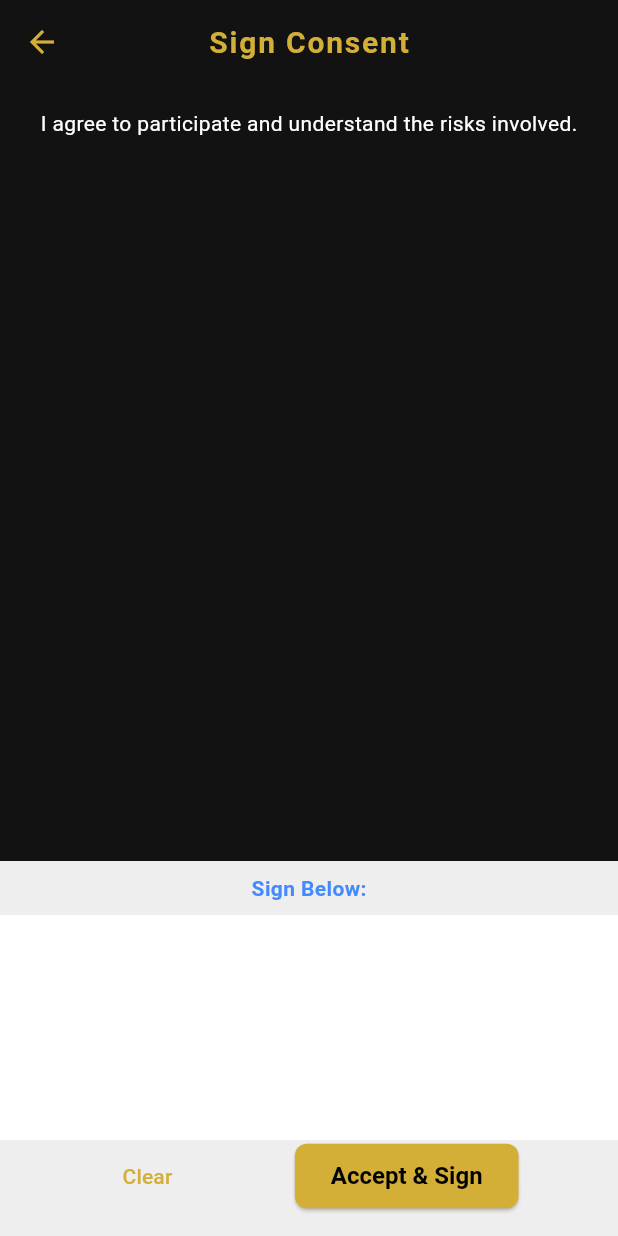
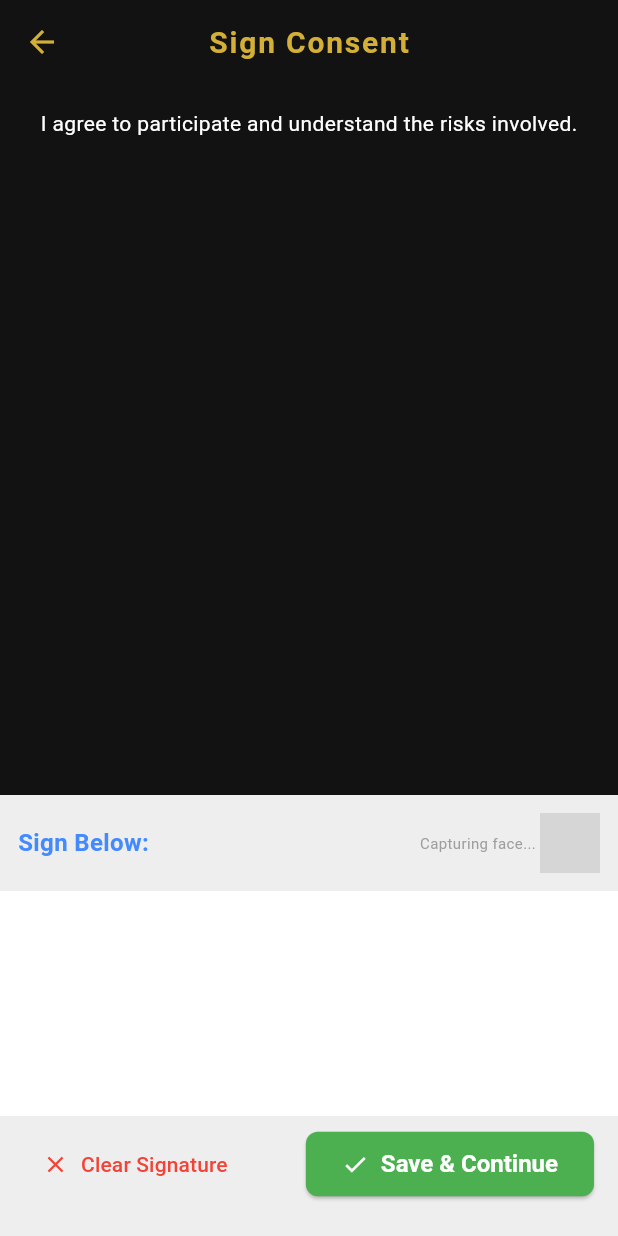
Before and after one commit to travishamersley/flutter_member_tracker, a Flutter app: the MemberForm widget shown alone on an empty page, opened directly with empty values, scrolled down 362 dp, after a tap on "Sign Consent Document", on a phone screen of 412 x 824 dp. Run offline on Flutter 3.47's test engine with Material 3 defaults, Android fonts, the phone set to English and light mode, and no system bars; drawn by our look-alikes of camera, signature; our stand-ins replace file_picker, local_auth, share_plus, shared_preferences; missing offline and left inert: excel; accounts and stored records are empty; grey boxes are pictures that could not be loaded.

Commit message:
improve screen layout to adapt to UI bars etc

```diff
--- a/lib/screens/consent_screen.dart
+++ b/lib/screens/consent_screen.dart
@@ -105,20 +105,8 @@ class _ConsentScreenState extends State<ConsentScreen> {
   Widget build(BuildContext context) {
     return Scaffold(
       appBar: AppBar(title: const Text("Sign Consent")),
-      body: Stack(
-        children: [
-          // Hidden camera
-          if (_cameraController != null && _cameraController!.value.isInitialized)
-            Positioned(
-              top: -1000,
-              child: SizedBox(
-                width: 10,
-                height: 10,
-                child: CameraPreview(_cameraController!),
-              ),
-            ),
-
-          Column(
+      body: SafeArea(
+        child: Column(
           children: [
           Expanded(
             child: SingleChildScrollView(
@@ -133,29 +121,61 @@ class _ConsentScreenState extends State<ConsentScreen> {
             color: Colors.grey.shade200,
             child: Column(
               children: [
-                    const Padding(
-                      padding: EdgeInsets.all(8.0),
-                      child: Text("Sign Below:", style: TextStyle(fontWeight: FontWeight.bold, color: Colors.blueAccent)),
+                Padding(
+                  padding: const EdgeInsets.all(12.0),
+                  child: Row(
+                    mainAxisAlignment: MainAxisAlignment.spaceBetween,
+                    children: [
+                      const Text(
+                        "Sign Below:",
+                        style: TextStyle(fontWeight: FontWeight.bold, fontSize: 16, color: Colors.blueAccent),
+                      ),
+                      if (_cameraController != null && _cameraController!.value.isInitialized)
+                        Row(
+                          children: [
+                            const Text("Capturing face... ", style: TextStyle(fontSize: 10, color: Colors.grey)),
+                            ClipRRect(
+                              borderRadius: BorderRadius.circular(4),
+                              child: SizedBox(
+                                width: 40,
+                                height: 40,
+                                child: CameraPreview(_cameraController!),
+                              ),
+                            ),
+                          ],
+                        ),
+                    ],
+                  ),
                 ),
                 Signature(
                   controller: _signatureController,
                   height: 150,
                   backgroundColor: Colors.white,
                 ),
-                    Row(
-                      mainAxisAlignment: MainAxisAlignment.spaceEvenly,
+                Padding(
+                  padding: const EdgeInsets.symmetric(horizontal: 16.0, vertical: 8.0),
+                  child: Row(
+                    mainAxisAlignment: MainAxisAlignment.spaceBetween,
                     children: [
-                        TextButton(
+                      TextButton.icon(
+                        icon: const Icon(Icons.clear, color: Colors.red),
+                        label: const Text("Clear Signature", style: TextStyle(color: Colors.red)),
                         onPressed: () => _signatureController.clear(),
-                          child: const Text("Clear"),
                       ),
-                        ElevatedButton(
+                      ElevatedButton.icon(
+                        style: ElevatedButton.styleFrom(
+                          backgroundColor: Colors.green,
+                          foregroundColor: Colors.white,
+                          padding: const EdgeInsets.symmetric(horizontal: 24, vertical: 12),
+                        ),
+                        icon: const Icon(Icons.check),
+                        label: _isSaving
+                          ? const SizedBox(width: 20, height: 20, child: CircularProgressIndicator(color: Colors.white))
+                          : const Text("Save & Continue", style: TextStyle(fontSize: 16, fontWeight: FontWeight.bold)),
                         onPressed: _isSaving ? null : _acceptAndSign,
-                          child: _isSaving
-                              ? const SizedBox(width: 20, height: 20, child: CircularProgressIndicator())
-                              : const Text("Accept & Sign"),
                       ),
                     ],
+                  ),
                 ),
                 const SizedBox(height: 16),
               ],
@@ -163,7 +183,6 @@ class _ConsentScreenState extends State<ConsentScreen> {
           ),
         ],
       ),
-        ],
       ),
     );
   }
--- a/lib/screens/dashboard_screen.dart
+++ b/lib/screens/dashboard_screen.dart
@@ -43,7 +43,8 @@ class DashboardScreen extends StatelessWidget {
           ),
         ],
       ),
-      body: SingleChildScrollView(
+      body: SafeArea(
+        child: SingleChildScrollView(
         padding: const EdgeInsets.all(16.0),
         child: Column(
           crossAxisAlignment: CrossAxisAlignment.start,
@@ -175,6 +176,7 @@ class DashboardScreen extends StatelessWidget {
           ],
         ),
       ),
+      ),
     );
   }
 
--- a/lib/screens/settings_screen.dart
+++ b/lib/screens/settings_screen.dart
@@ -25,7 +25,8 @@ class _SettingsScreenState extends State<SettingsScreen> {
   Widget build(BuildContext context) {
     return Scaffold(
       appBar: AppBar(title: const Text("App Settings")),
-      body: SingleChildScrollView(
+      body: SafeArea(
+        child: SingleChildScrollView(
         padding: const EdgeInsets.all(16.0),
         child: Column(
           crossAxisAlignment: CrossAxisAlignment.start,
@@ -78,6 +79,7 @@ class _SettingsScreenState extends State<SettingsScreen> {
           ],
         ),
       ),
+      ),
     );
   }
 }
--- a/lib/widgets/member_form.dart
+++ b/lib/widgets/member_form.dart
@@ -1,3 +1,4 @@
+import 'dart:io';
 import 'package:flutter/material.dart';
 import 'package:membership_tracker/models.dart';
 import 'package:membership_tracker/controllers/club_controller.dart';
@@ -93,7 +94,8 @@ class _MemberFormState extends State<MemberForm> {
 
   @override
   Widget build(BuildContext context) {
-    return Form(
+    return SafeArea(
+      child: Form(
       key: _formKey,
       child: SingleChildScrollView(
         padding: const EdgeInsets.all(16.0),
@@ -257,10 +259,35 @@ class _MemberFormState extends State<MemberForm> {
 
             const SizedBox(height: 16),
             if (_consentSigned || _consentSignaturePath != null)
-              ListTile(
-                leading: const Icon(Icons.verified, color: Colors.green),
-                title: const Text("Consent Document Signed"),
-                subtitle: Text("Signed on: ${_consentDate != null ? _consentDate!.toIso8601String().split('T').first : 'Unknown Date'}"),
+              Column(
+                children: [
+                  ListTile(
+                    leading: const Icon(Icons.verified, color: Colors.green),
+                    title: const Text("Consent Document Signed"),
+                    subtitle: Text("Signed on: ${_consentDate != null ? _consentDate!.toIso8601String().split('T').first : 'Unknown Date'}"),
+                  ),
+                  if (_consentSignaturePath != null && _consentSignaturePath!.isNotEmpty)
+                    Container(
+                      margin: const EdgeInsets.symmetric(vertical: 8),
+                      decoration: BoxDecoration(
+                        border: Border.all(color: Colors.grey.shade300),
+                        borderRadius: BorderRadius.circular(8),
+                      ),
+                      child: ClipRRect(
+                        borderRadius: BorderRadius.circular(8),
+                        child: Image.file(
+                          File(_consentSignaturePath!),
+                          height: 100,
+                          width: double.infinity,
+                          fit: BoxFit.contain,
+                          errorBuilder: (context, error, stackTrace) => const Padding(
+                            padding: EdgeInsets.all(16.0),
+                            child: Text("Signature file unavailable", style: TextStyle(color: Colors.grey)),
+                          ),
+                        ),
+                      ),
+                    ),
+                ],
               )
             else
               SizedBox(
@@ -305,6 +332,7 @@ class _MemberFormState extends State<MemberForm> {
             ),
           ],
         ),
+      ),
       ),
     );
   }
```
Lines whose indentation alone changed are shown as unchanged.
